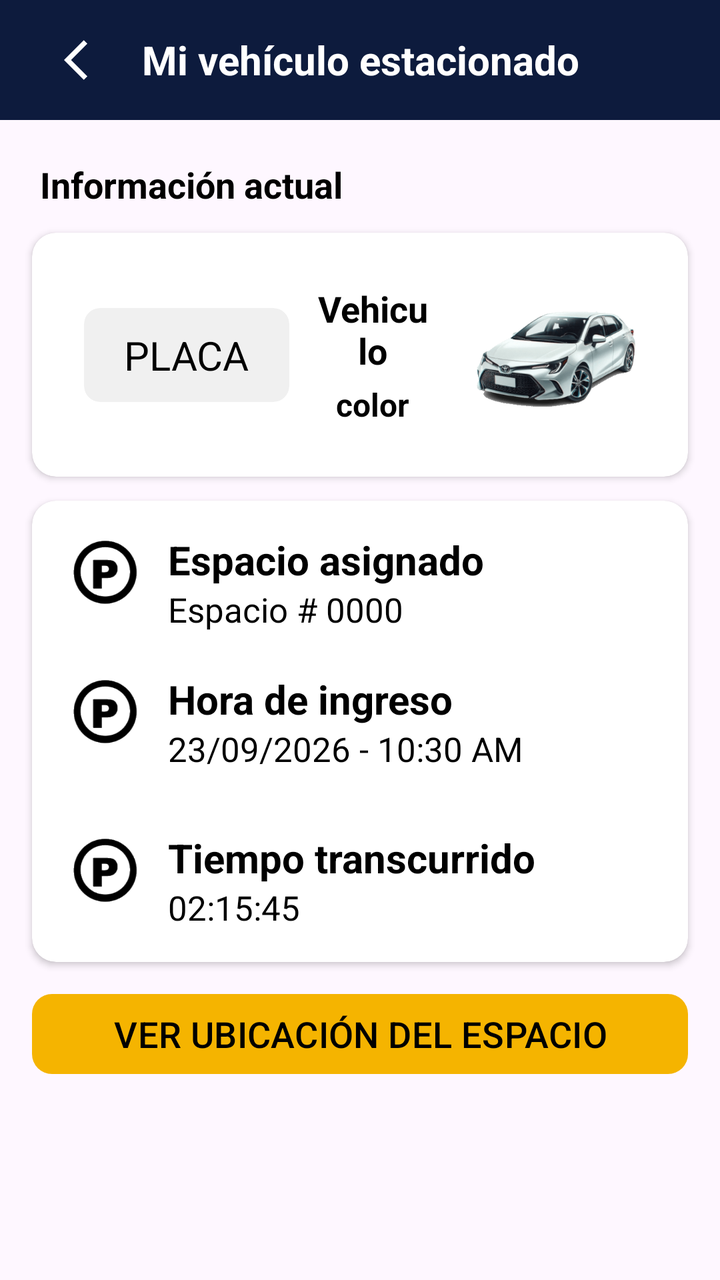
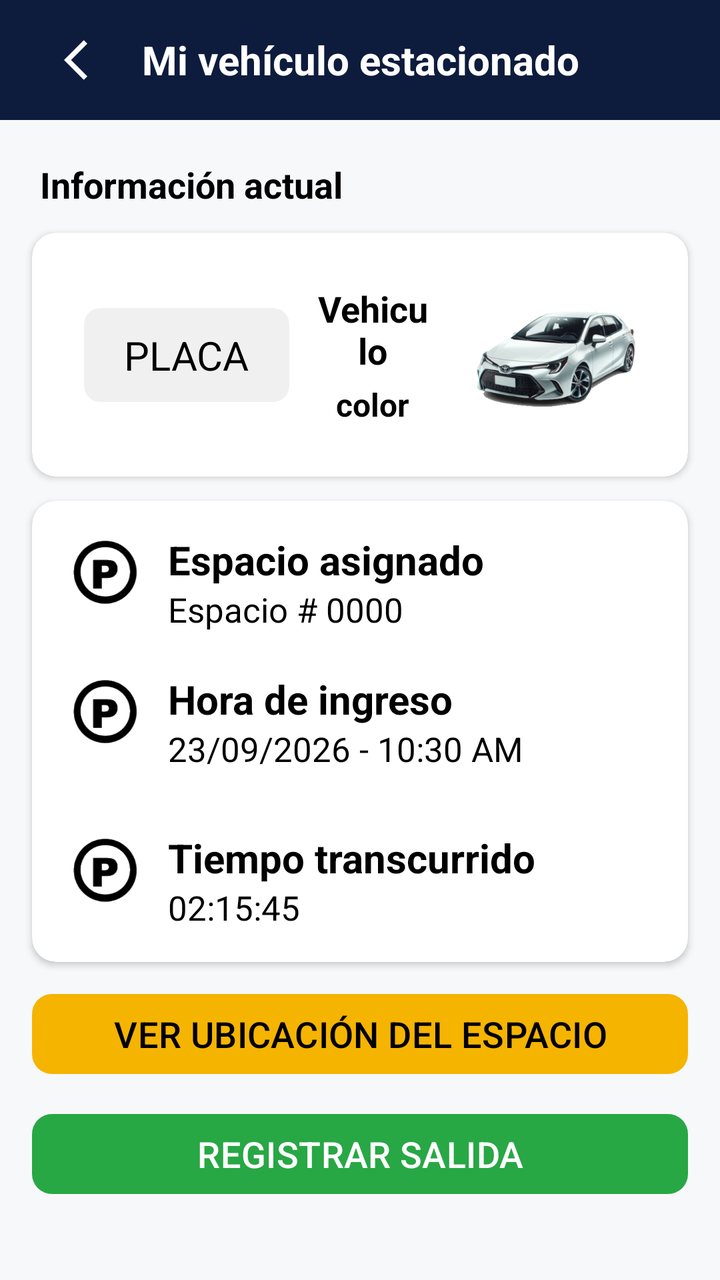

Compare the two renders of this Android layout. The source of the first and the diff that turns it into the second are given below.
<!-- AndroidManifest.xml: application theme Theme.ParkControl -->
<!-- res/layout/activity_parked_vehicle.xml -->
<?xml version="1.0" encoding="utf-8"?>
<androidx.constraintlayout.widget.ConstraintLayout xmlns:android="http://schemas.android.com/apk/res/android"
    xmlns:app="http://schemas.android.com/apk/res-auto"
    xmlns:tools="http://schemas.android.com/tools"
    android:id="@+id/main"
    android:layout_width="match_parent"
    android:layout_height="match_parent"
    tools:context=".ParkedVehicleActivity">

    
    <TextView
        android:id="@+id/parked_vehicle_header"
        android:layout_width="0dp"
        android:layout_height="60dp"
        android:background="#0D1B3D"
        android:gravity="center"
        android:text="Mi vehículo estacionado"
        android:textColor="#FFFFFF"
        android:textSize="20sp"
        android:textStyle="bold"
        app:layout_constraintEnd_toEndOf="parent"
        app:layout_constraintHorizontal_bias="0.0"
        app:layout_constraintStart_toStartOf="parent"
        app:layout_constraintTop_toTopOf="parent"/>

    <ImageButton
        android:id="@+id/parked_vehicle_back_button"
        android:layout_width="48dp"
        android:layout_height="48dp"
        android:background="@null"
        android:contentDescription="Volver"
        android:padding="12dp"
        android:src="@drawable/baseline_arrow_back_ios_24"
        app:tint="#FFFFFF"
        android:layout_marginStart="20dp"
        app:layout_constraintBottom_toBottomOf="@id/parked_vehicle_header"
        app:layout_constraintStart_toStartOf="parent"
        app:layout_constraintTop_toTopOf="parent"/>
    
    <TextView
        android:id="@+id/current_info"
        android:layout_width="0dp"
        android:layout_height="wrap_content"
        android:text="Información actual"
        android:textColor="@color/black"
        android:textStyle="bold"
        android:textSize="18sp"
        android:gravity="center"
        android:layout_marginLeft="20dp"
        android:layout_marginTop="20dp"
        app:layout_constraintTop_toBottomOf="@id/parked_vehicle_header"
        app:layout_constraintStart_toStartOf="parent"/>

    
    <androidx.cardview.widget.CardView
        android:id="@+id/card_vehicle"
        android:layout_width="0dp"
        android:layout_height="wrap_content"
        android:layout_marginStart="16dp"
        android:layout_marginTop="12dp"
        android:layout_marginEnd="16dp"
        app:cardCornerRadius="12dp"
        app:cardElevation="2dp"
        app:cardBackgroundColor="#FFFFFF"
        app:layout_constraintEnd_toEndOf="parent"
        app:layout_constraintStart_toStartOf="parent"
        app:layout_constraintTop_toBottomOf="@id/current_info">

        <androidx.constraintlayout.widget.ConstraintLayout
            android:layout_width="match_parent"
            android:layout_height="wrap_content"
            android:padding="16dp">

            
            <androidx.cardview.widget.CardView
                android:id="@+id/card_plate"
                android:layout_width="wrap_content"
                android:layout_height="wrap_content"
                android:layout_margin="10dp"
                app:cardBackgroundColor="#F0F0F0"
                app:cardCornerRadius="8dp"
                app:cardElevation="0dp"
                app:layout_constraintBottom_toBottomOf="parent"
                app:layout_constraintStart_toStartOf="parent"
                app:layout_constraintTop_toTopOf="parent">

                <TextView
                    android:id="@+id/plate_number"
                    android:layout_width="wrap_content"
                    android:layout_height="wrap_content"
                    android:paddingHorizontal="20dp"
                    android:paddingVertical="10dp"
                    android:text="PLACA"
                    android:textColor="@color/black"
                    android:textSize="20sp"/>

            </androidx.cardview.widget.CardView>

            
            <androidx.cardview.widget.CardView
                android:id="@+id/card_name_color"
                android:layout_width="0dp"
                android:layout_height="wrap_content"
                android:layout_marginStart="12dp"
                android:layout_marginEnd="12dp"
                app:cardBackgroundColor="@android:color/transparent"
                app:cardElevation="0dp"
                app:layout_constraintBottom_toBottomOf="@id/card_plate"
                app:layout_constraintEnd_toStartOf="@id/vehicle_image"
                app:layout_constraintStart_toEndOf="@id/card_plate"
                app:layout_constraintTop_toTopOf="@id/card_plate">

                
                <LinearLayout
                    android:layout_width="match_parent"
                    android:layout_height="wrap_content"
                    android:orientation="vertical">

                    <TextView
                        android:id="@+id/vehicle"
                        android:layout_width="match_parent"
                        android:layout_height="wrap_content"
                        android:text="Vehiculo"
                        android:textColor="@color/black"
                        android:textSize="18sp"
                        android:textStyle="bold"
                        android:gravity="center"/>

                    <TextView
                        android:id="@+id/color"
                        android:layout_width="match_parent"
                        android:layout_height="wrap_content"
                        android:layout_marginTop="4dp"
                        android:text="color"
                        android:textColor="@color/black"
                        android:textStyle="bold"
                        android:textSize="16sp"
                        android:gravity="center"/>

                </LinearLayout>

            </androidx.cardview.widget.CardView>

            
            <ImageView
                android:id="@+id/vehicle_image"
                android:layout_width="100dp"
                android:layout_height="90dp"
                android:adjustViewBounds="true"
                android:scaleType="fitCenter"
                android:src="@drawable/toyota_corola"
                app:layout_constraintBottom_toBottomOf="@id/card_plate"
                app:layout_constraintEnd_toEndOf="parent"
                app:layout_constraintTop_toTopOf="@id/card_plate"/>

        </androidx.constraintlayout.widget.ConstraintLayout>

    </androidx.cardview.widget.CardView>

    
    <androidx.cardview.widget.CardView
        android:id="@+id/card_parking"
        android:layout_width="0dp"
        android:layout_height="wrap_content"
        android:layout_marginStart="16dp"
        android:layout_marginTop="12dp"
        android:layout_marginEnd="16dp"
        app:cardCornerRadius="12dp"
        app:cardElevation="2dp"
        app:cardBackgroundColor="#FFFFFF"
        app:layout_constraintEnd_toEndOf="parent"
        app:layout_constraintStart_toStartOf="parent"
        app:layout_constraintTop_toBottomOf="@id/card_vehicle">

        <androidx.constraintlayout.widget.ConstraintLayout
            android:layout_width="match_parent"
            android:layout_height="wrap_content"
            android:padding="16dp">

            
            <ImageView
                android:id="@+id/parking_vector"
                android:layout_width="40dp"
                android:layout_height="40dp"
                android:src="@drawable/parking_vector"
                android:adjustViewBounds="true"
                android:scaleType="fitCenter"
                app:layout_constraintStart_toStartOf="parent"
                app:layout_constraintTop_toTopOf="parent"/>

            <TextView
                android:id="@+id/assigned_space"
                android:layout_width="wrap_content"
                android:layout_height="wrap_content"
                android:text="Espacio asignado"
                android:layout_marginStart="12dp"
                android:textStyle="bold"
                android:textColor="@color/black"
                android:textSize="20sp"
                app:layout_constraintBottom_toBottomOf="@id/parking_vector"
                app:layout_constraintBottom_toTopOf="@id/slot_number"
                app:layout_constraintStart_toEndOf="@id/parking_vector"
                app:layout_constraintTop_toTopOf="@id/parking_vector"/>

            <TextView
                android:id="@+id/slot_number"
                android:layout_width="wrap_content"
                android:layout_height="wrap_content"
                android:layout_marginStart="12dp"
                android:textColor="@color/black"
                android:textSize="17sp"
                android:text="Espacio # 0000"
                app:layout_constraintStart_toEndOf="@id/parking_vector"
                app:layout_constraintTop_toBottomOf="@id/assigned_space" />

            
            <ImageView
                android:id="@+id/icon_time"
                android:layout_width="40dp"
                android:layout_height="40dp"
                android:layout_marginTop="20dp"
                android:adjustViewBounds="true"
                android:scaleType="fitCenter"
                android:src="@drawable/parking_vector"
                app:layout_constraintStart_toStartOf="parent"
                app:layout_constraintTop_toBottomOf="@id/slot_number" />

            <TextView
                android:id="@+id/lbl_entry_time"
                android:layout_width="wrap_content"
                android:layout_height="wrap_content"
                android:layout_marginStart="12dp"
                android:text="Hora de ingreso"
                android:textStyle="bold"
                android:textColor="@color/black"
                android:textSize="20sp"
                app:layout_constraintStart_toEndOf="@id/icon_time"
                app:layout_constraintTop_toTopOf="@id/icon_time" />

            <TextView
                android:id="@+id/val_entry_time"
                android:layout_width="wrap_content"
                android:layout_height="wrap_content"
                android:layout_marginStart="12dp"
                android:text="23/09/2026 - 10:30 AM"
                android:textColor="@color/black"
                android:textSize="17sp"
                app:layout_constraintStart_toEndOf="@id/icon_time"
                app:layout_constraintTop_toBottomOf="@id/lbl_entry_time" />

            
            <ImageView
                android:id="@+id/icon_timer"
                android:layout_width="40dp"
                android:layout_height="40dp"
                android:layout_marginTop="20dp"
                android:adjustViewBounds="true"
                android:scaleType="fitCenter"
                android:src="@drawable/parking_vector"
                app:layout_constraintBottom_toBottomOf="parent"
                app:layout_constraintStart_toStartOf="parent"
                app:layout_constraintTop_toBottomOf="@id/val_entry_time" />

            <TextView
                android:id="@+id/lbl_elapsed_time"
                android:layout_width="wrap_content"
                android:layout_height="wrap_content"
                android:layout_marginStart="12dp"
                android:text="Tiempo transcurrido"
                android:textStyle="bold"
                android:textColor="@color/black"
                android:textSize="20sp"
                app:layout_constraintStart_toEndOf="@id/icon_timer"
                app:layout_constraintTop_toTopOf="@id/icon_timer" />

            <TextView
                android:id="@+id/val_elapsed_time"
                android:layout_width="wrap_content"
                android:layout_height="wrap_content"
                android:layout_marginStart="12dp"
                android:text="02:15:45"
                android:textColor="@color/black"
                android:textSize="17sp"
                app:layout_constraintStart_toEndOf="@id/icon_timer"
                app:layout_constraintTop_toBottomOf="@id/lbl_elapsed_time" />

        </androidx.constraintlayout.widget.ConstraintLayout>

    </androidx.cardview.widget.CardView>

    
    <Button
        android:id="@+id/location_button"
        android:layout_width="match_parent"
        android:layout_height="wrap_content"
        android:text="VER UBICACIÓN DEL ESPACIO"
        android:layout_marginStart="16dp"
        android:layout_marginEnd="16dp"
        android:layout_marginTop="12dp"
        android:textColor="@color/black"
        android:textSize="18sp"
        app:backgroundTint="#F5B400"
        app:cornerRadius="10dp"
        app:layout_constraintTop_toBottomOf="@id/card_parking"
        app:layout_constraintStart_toStartOf="parent"/>

</androidx.constraintlayout.widget.ConstraintLayout>
<!-- resources referenced by this layout -->
<resources>
  <color name="black">#FF000000</color>
  <!-- drawable baseline_arrow_back_ios_24 (drawable) -->
  <vector xmlns:android="http://schemas.android.com/apk/res/android" android:autoMirrored="true" android:height="24dp" android:tint="#000000" android:viewportHeight="24" android:viewportWidth="24" android:width="24dp">
        
      <path android:fillColor="@android:color/white" android:pathData="M11.67,3.87L9.9,2.1 0,12l9.9,9.9 1.77,-1.77L3.54,12z"/>
      
  </vector>
  <!-- drawable parking_vector: png bitmap (drawable, 4737 bytes) -->
  <!-- drawable toyota_corola: png bitmap (drawable, 84986 bytes) -->
  <style name="Theme.ParkControl" parent="Base.Theme.ParkControl" />
  <style name="Base.Theme.ParkControl" parent="Theme.Material3.DayNight.NoActionBar">
          
          
      </style>
</resources>

<!-- the commit's change to res/layout/activity_parked_vehicle.xml (unified diff, before → after) -->
@@ -5,7 +5,8 @@
     android:id="@+id/main"
     android:layout_width="match_parent"
     android:layout_height="match_parent"
-    tools:context=".ParkedVehicleActivity">
+    tools:context=".ParkedVehicleActivity"
+    android:background="#F7F8FA">
 
     
     <TextView
@@ -304,4 +305,20 @@
         app:layout_constraintTop_toBottomOf="@id/card_parking"
         app:layout_constraintStart_toStartOf="parent"/>
 
+    
+    <Button
+        android:id="@+id/exit_view_button"
+        android:layout_width="match_parent"
+        android:layout_height="wrap_content"
+        android:text="REGISTRAR SALIDA"
+        android:layout_marginStart="16dp"
+        android:layout_marginEnd="16dp"
+        android:layout_marginTop="12dp"
+        android:textColor="@color/white"
+        android:textSize="18sp"
+        app:backgroundTint="#28A745"
+        app:cornerRadius="10dp"
+        app:layout_constraintTop_toBottomOf="@id/location_button"
+        app:layout_constraintStart_toStartOf="parent"/>
+
 </androidx.constraintlayout.widget.ConstraintLayout>
<!-- resource entries referenced after the edit -->
@@ -1,6 +1,7 @@
 <!-- resources referenced by this layout -->
 <resources>
   <color name="black">#FF000000</color>
+  <color name="white">#FFFFFFFF</color>
   <!-- drawable baseline_arrow_back_ios_24 (drawable) -->
   <vector xmlns:android="http://schemas.android.com/apk/res/android" android:autoMirrored="true" android:height="24dp" android:tint="#000000" android:viewportHeight="24" android:viewportWidth="24" android:width="24dp">
         
